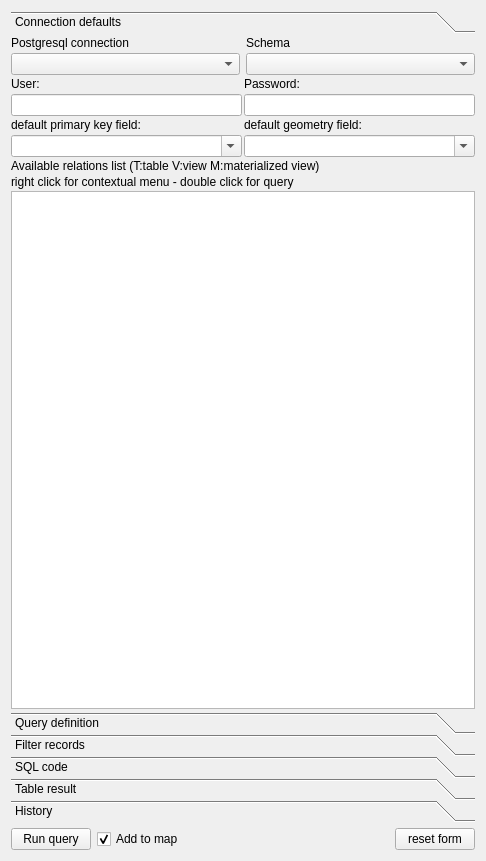
Qt form ui_postgisquerybuilder_v.ui (enricofer/postgisQueryBuilder) before a commit.
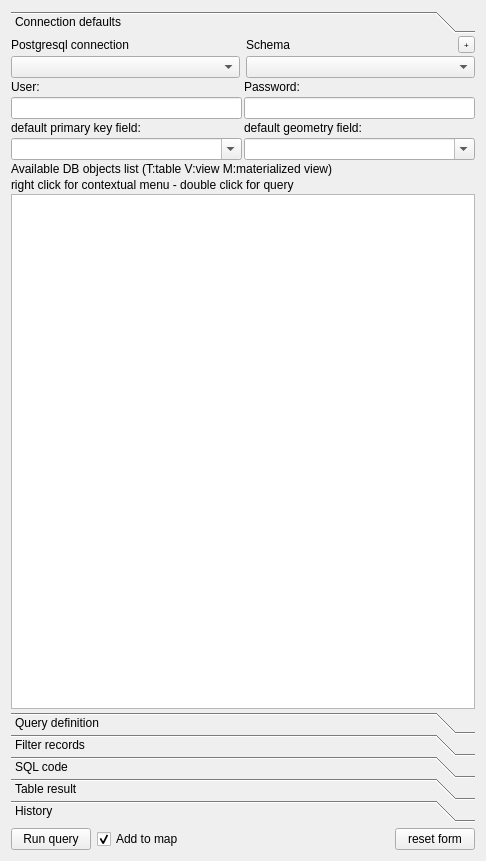
The same form after that commit. Icons and pictures are not drawn. Custom widgets are drawn as their Qt base class.

Commit message: Add new schema feature

The edit to the form file:
```diff
--- a/ui_postgisquerybuilder_v.ui
+++ b/ui_postgisquerybuilder_v.ui
@@ -93,6 +93,9 @@
            <property name="spacing">
             <number>6</number>
            </property>
+           <property name="sizeConstraint">
+            <enum>QLayout::SetDefaultConstraint</enum>
+           </property>
            <item>
             <layout class="QVBoxLayout" name="verticalLayout_2">
              <property name="spacing">
@@ -106,7 +109,17 @@
               </widget>
              </item>
              <item>
-              <widget class="QComboBox" name="PSQLConnection"/>
+              <widget class="QComboBox" name="PSQLConnection">
+               <property name="sizePolicy">
+                <sizepolicy hsizetype="MinimumExpanding" vsizetype="Fixed">
+                 <horstretch>0</horstretch>
+                 <verstretch>0</verstretch>
+                </sizepolicy>
+               </property>
+               <property name="toolTip">
+                <string>select working postgres connection</string>
+               </property>
+              </widget>
              </item>
             </layout>
            </item>
@@ -116,14 +129,70 @@
               <number>3</number>
              </property>
              <item>
-              <widget class="QLabel" name="DBSchemaLabel">
-               <property name="text">
-                <string>Schema</string>
+              <layout class="QHBoxLayout" name="horizontalLayout_15">
+               <property name="spacing">
+                <number>0</number>
                </property>
-              </widget>
+               <item>
+                <widget class="QLabel" name="DBSchemaLabel">
+                 <property name="text">
+                  <string>Schema</string>
+                 </property>
+                </widget>
+               </item>
+               <item>
+                <widget class="QToolButton" name="schemaAdd">
+                 <property name="sizePolicy">
+                  <sizepolicy hsizetype="Fixed" vsizetype="Fixed">
+                   <horstretch>0</horstretch>
+                   <verstretch>0</verstretch>
+                  </sizepolicy>
+                 </property>
+                 <property name="minimumSize">
+                  <size>
+                   <width>17</width>
+                   <height>17</height>
+                  </size>
+                 </property>
+                 <property name="maximumSize">
+                  <size>
+                   <width>17</width>
+                   <height>17</height>
+                  </size>
+                 </property>
+                 <property name="sizeIncrement">
+                  <size>
+                   <width>0</width>
+                   <height>0</height>
+                  </size>
+                 </property>
+                 <property name="font">
+                  <font>
+                   <pointsize>6</pointsize>
+                  </font>
+                 </property>
+                 <property name="toolTip">
+                  <string>add new schema</string>
+                 </property>
+                 <property name="text">
+                  <string notr="true">+</string>
+                 </property>
+                </widget>
+               </item>
+              </layout>
              </item>
              <item>
-              <widget class="QComboBox" name="DBSchema"/>
+              <widget class="QComboBox" name="DBSchema">
+               <property name="sizePolicy">
+                <sizepolicy hsizetype="MinimumExpanding" vsizetype="Fixed">
+                 <horstretch>0</horstretch>
+                 <verstretch>0</verstretch>
+                </sizepolicy>
+               </property>
+               <property name="toolTip">
+                <string>select working schema</string>
+               </property>
+              </widget>
              </item>
             </layout>
            </item>
@@ -250,7 +319,7 @@
             </size>
            </property>
            <property name="text">
-            <string>Available relations list (T:table V:view M:materialized view)</string>
+            <string>Available DB objects list (T:table V:view M:materialized view)</string>
            </property>
           </widget>
          </item>
```
The commit also changes 6 other files.
